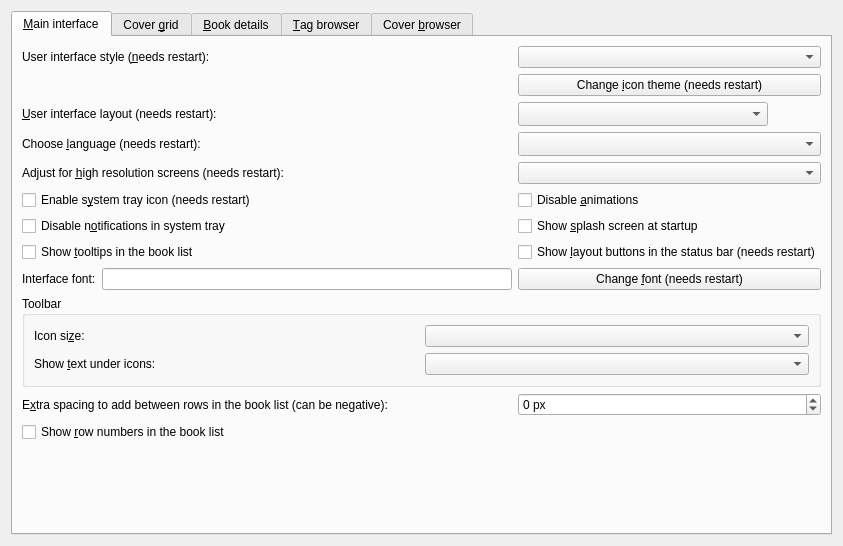
Old version of the form src/calibre/gui2/preferences/look_feel.ui in the repository debian-calibre/calibre.
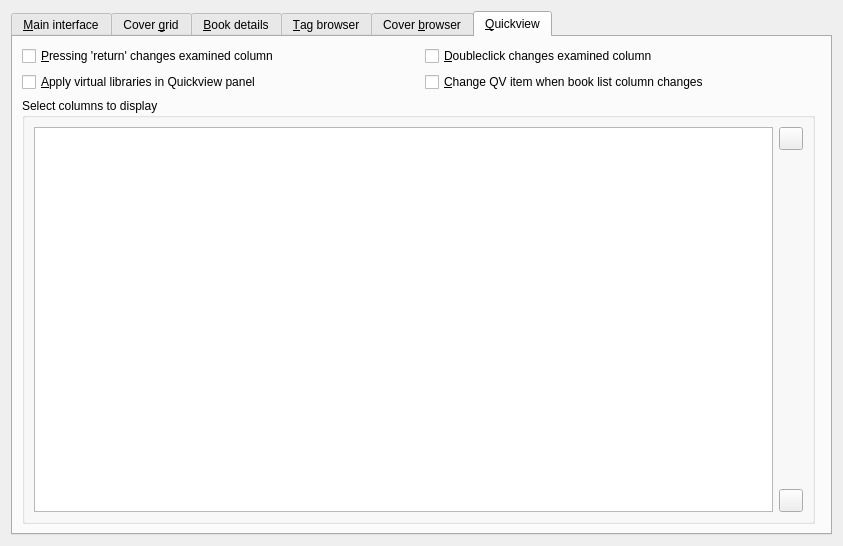
New version of the form. The open tabs and pages were chosen to show the change. Icons and pictures are not drawn. Custom widgets are drawn as their Qt base class.

The edit to the form file:
```diff
--- a/src/calibre/gui2/preferences/look_feel.ui
+++ b/src/calibre/gui2/preferences/look_feel.ui
@@ -1131,6 +1131,117 @@
        </item>
       </layout>
      </widget>
+     <widget class="QWidget" name="quickview_tab">
+      <attribute name="icon">
+       <iconset resource="../../../../resources/images.qrc">
+        <normaloff>:/images/quickview.png</normaloff>:/images/quickview.png</iconset>
+      </attribute>
+      <attribute name="title">
+       <string>&amp;Quickview</string>
+      </attribute>
+      <layout class="QGridLayout" name="gridLayout_122">
+       <item row="1" column="0" colspan="2">
+        <layout class="QGridLayout" name="gridLayout_122">
+         <item row="2" column="0">
+          <widget class="QCheckBox" name="opt_qv_respects_vls">
+           <property name="text">
+            <string>&amp;Apply virtual libraries in Quickview panel</string>
+           </property>
+           <property name="toolTip">
+            <string>Check this box to make Quickview show books only in the
+current virtual library. If unchecked, Quickview ignores virtual libraries. If
+unchecked then only row changes are taken into account.</string>
+           </property>
+          </widget>
+         </item>
+         <item row="2" column="1">
+          <widget class="QCheckBox" name="opt_qv_follows_column">
+           <property name="text">
+            <string>&amp;Change QV item when book list column changes</string>
+           </property>
+           <property name="toolTip">
+            <string>Check this box to make Quickview change the column being examined
+when the column in the book list is changed using the cursor arrow keys</string>
+           </property>
+          </widget>
+         </item>
+         <item row="1" column="0">
+          <widget class="QCheckBox" name="opt_qv_retkey_changes_column">
+           <property name="toolTip">
+            <string>Pressing return in a cell changes both the book and the
+column being examined (the left-hand pane)</string>
+           </property>
+           <property name="text">
+            <string>&amp;Pressing 'return' changes examined column</string>
+           </property>
+          </widget>
+         </item>
+         <item row="1" column="1">
+          <widget class="QCheckBox" name="opt_qv_dclick_changes_column">
+           <property name="toolTip">
+            <string>Double-clicking in a cell changes both the book and the
+column being examined (the left-hand pane)</string>
+           </property>
+           <property name="text">
+            <string>&amp;Doubleclick changes examined column</string>
+           </property>
+          </widget>
+         </item>
+       </layout>
+       </item>
+       <item row="3" column="0" rowspan="2">
+        <widget class="QGroupBox" name="groupBox">
+         <property name="title">
+          <string>Select columns to display</string>
+         </property>
+         <layout class="QGridLayout" name="gridLayout_32">
+          <item row="0" column="1">
+           <widget class="QToolButton" name="qv_up_button">
+            <property name="toolTip">
+             <string>Move up</string>
+            </property>
+            <property name="icon">
+             <iconset resource="../../../../resources/images.qrc">
+              <normaloff>:/images/arrow-up.png</normaloff>:/images/arrow-up.png</iconset>
+            </property>
+           </widget>
+          </item>
+          <item row="2" column="1">
+           <widget class="QToolButton" name="qv_down_button">
+            <property name="toolTip">
+             <string>Move down</string>
+            </property>
+            <property name="icon">
+             <iconset resource="../../../../resources/images.qrc">
+              <normaloff>:/images/arrow-down.png</normaloff>:/images/arrow-down.png</iconset>
+            </property>
+           </widget>
+          </item>
+          <item row="0" column="0" rowspan="3">
+           <widget class="QListView" name="qv_display_order">
+            <property name="alternatingRowColors">
+             <bool>true</bool>
+            </property>
+           </widget>
+          </item>
+          <item row="1" column="1">
+           <spacer name="verticalSpacer_5">
+            <property name="orientation">
+             <enum>Qt::Vertical</enum>
+            </property>
+            <property name="sizeHint" stdset="0">
+             <size>
+              <width>20</width>
+              <height>40</height>
+             </size>
+            </property>
+           </spacer>
+          </item>
+         </layout>
+        </widget>
+       </item>
+      </layout>
+     </widget>
     </widget>
    </item>
   </layout>
```
